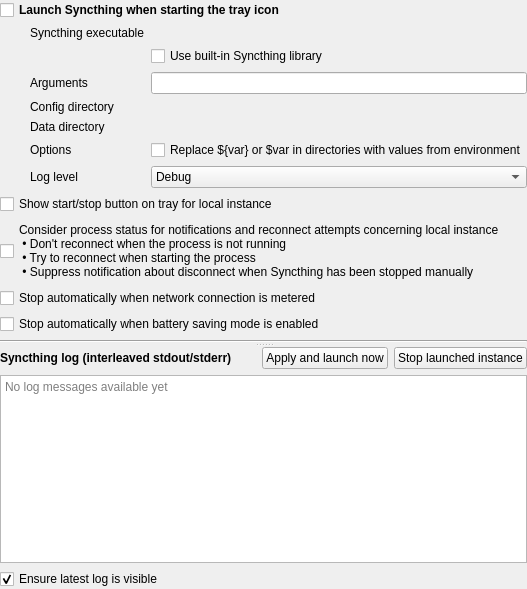
Old version of the form syncthingwidgets/settings/launcheroptionpage.ui in the repository Martchus/syncthingtray.
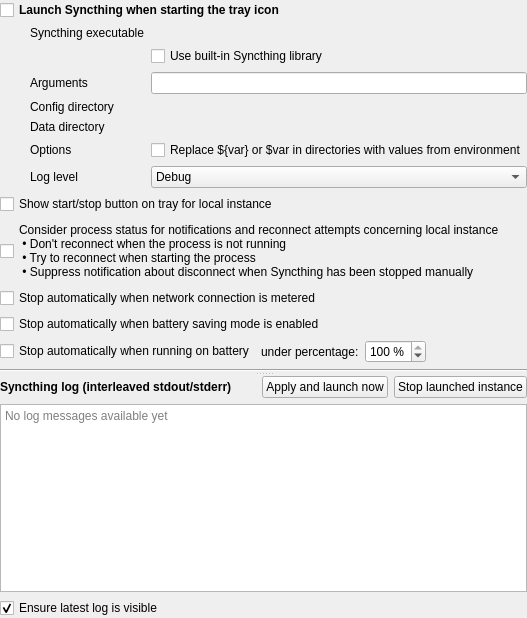
New version of the form. Icons and pictures are not drawn. Custom widgets are drawn as their Qt base class.

Commit message: Allow pausing/stopping Syncthing when on battery or battery is low

Patch:
```diff
--- a/syncthingwidgets/settings/launcheroptionpage.ui
+++ b/syncthingwidgets/settings/launcheroptionpage.ui
@@ -212,6 +212,53 @@
           </property>
          </widget>
         </item>
+         <item>
+          <layout class="QHBoxLayout" name="stopOnBatteryLayout">
+           <item>
+            <widget class="QCheckBox" name="stopOnBatteryCheckBox">
+             <property name="text">
+              <string>Stop automatically when running on battery</string>
+             </property>
+            </widget>
+           </item>
+           <item>
+            <widget class="QLabel" name="stopOnBatteryMinPercentageLabel">
+             <property name="text">
+              <string>under percentage:</string>
+             </property>
+            </widget>
+           </item>
+           <item>
+            <widget class="QSpinBox" name="stopOnBatteryMinPercentageSpinBox">
+             <property name="suffix">
+              <string> %</string>
+             </property>
+             <property name="minimum">
+              <number>1</number>
+             </property>
+             <property name="maximum">
+              <number>100</number>
+             </property>
+             <property name="value">
+              <number>100</number>
+             </property>
+            </widget>
+           </item>
+           <item>
+            <spacer name="stopOnBatterySpacer">
+             <property name="orientation">
+              <enum>Qt::Horizontal</enum>
+             </property>
+             <property name="sizeHint" stdset="0">
+              <size>
+               <width>40</width>
+               <height>20</height>
+              </size>
+             </property>
+            </spacer>
+           </item>
+          </layout>
+         </item>
        <item>
         <widget class="Line" name="line">
          <property name="sizePolicy">
```
Lines whose indentation alone changed are shown as unchanged. The commit also changes 21 other files.
